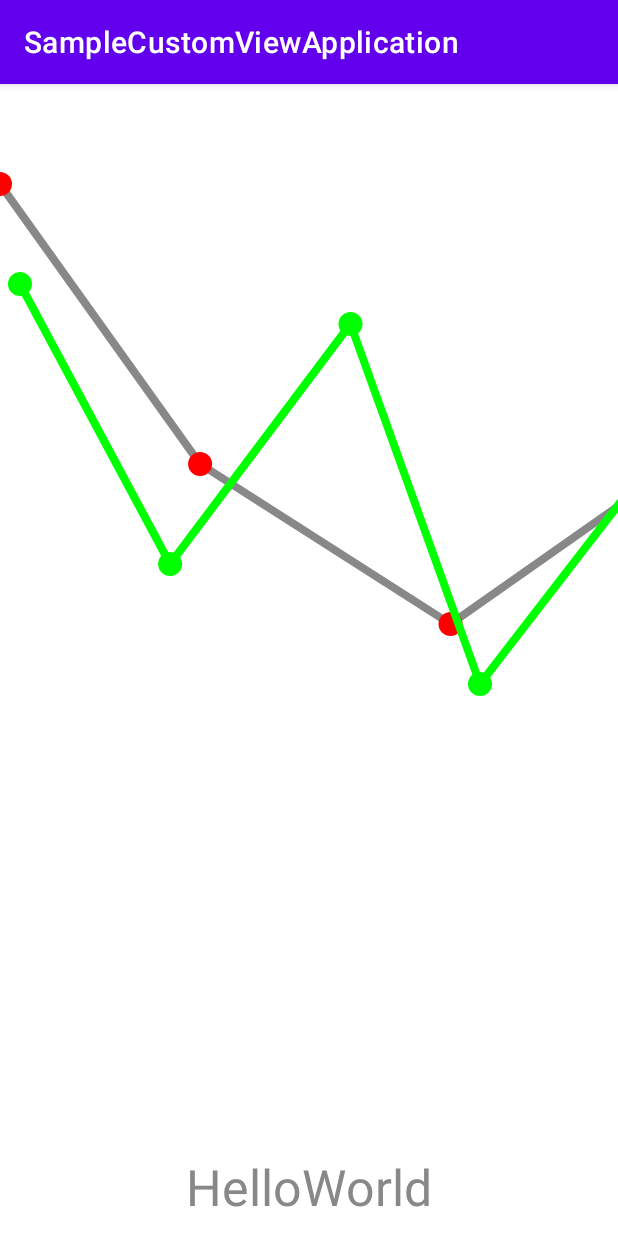
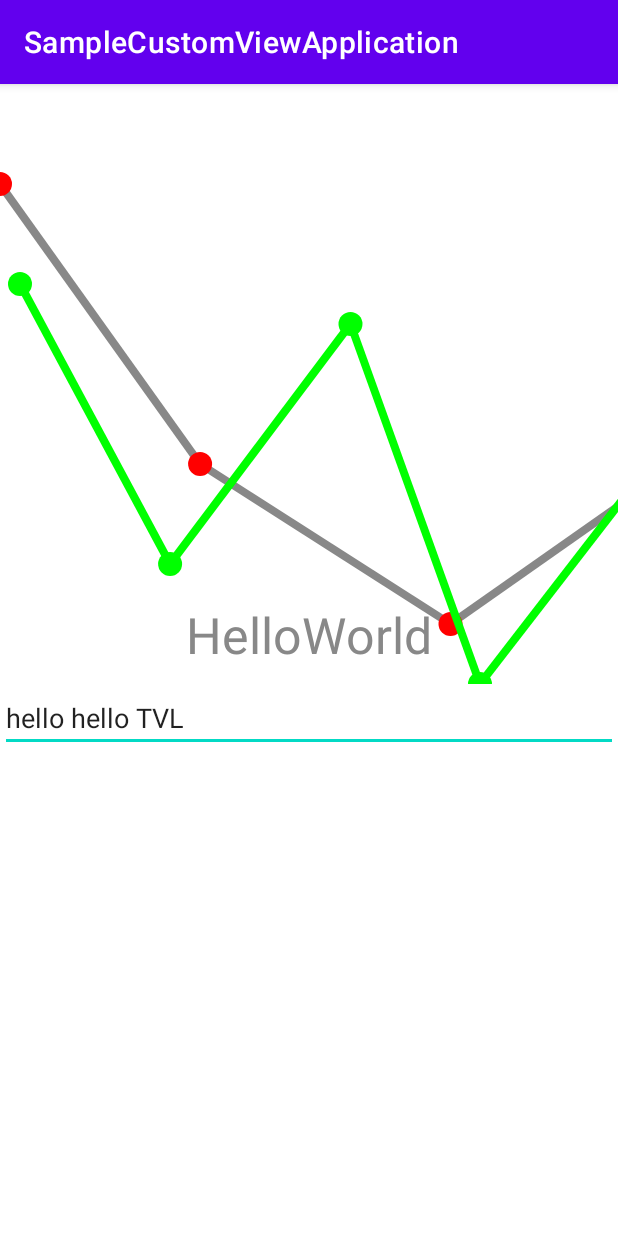
Before and after one commit to asifddlks/SampleCustomViewApplication, an Android app: the screen it shows after launch (CustomViewActivity), on a phone screen of 412 x 824 dp. Run offline under Robolectric (Android 15) with nearby library versions, the phone set to English and light mode, and no system bars.

Commit message:
adds CustomEditTextView.kt

```diff
--- /dev/null
+++ b/app/src/main/java/com/asifddlks/samplecustomviewapplication/CustomEditTextView.kt
@@ -0,0 +1,43 @@
+package com.asifddlks.samplecustomviewapplication
+
+import android.content.Context
+import android.graphics.Canvas
+import android.graphics.Color
+import android.graphics.Paint
+import android.graphics.drawable.Drawable
+import android.text.InputType
+import android.util.AttributeSet
+import android.view.View
+import android.widget.EditText
+
+//
+// Created by Asif Ahmed on 23/5/22.
+//
+class CustomEditTextView:androidx.appcompat.widget.AppCompatEditText {
+
+    constructor(context: Context, attrs: AttributeSet):super(context,attrs){
+        //paint.color = Color.BLUE
+    }
+
+    override fun setText(text: CharSequence?, type: BufferType?) {
+        super.setText("hello $text", type)
+
+
+    }
+
+    override fun setCompoundDrawablesWithIntrinsicBounds(
+        left: Drawable?,
+        top: Drawable?,
+        right: Drawable?,
+        bottom: Drawable?
+    ) {
+        super.setCompoundDrawablesWithIntrinsicBounds(left, top, right, bottom)
+
+
+
+        super.setInputType(InputType.TYPE_TEXT_VARIATION_PASSWORD)
+    }
+
+
+
+}
--- a/app/src/main/java/com/asifddlks/samplecustomviewapplication/CustomView.kt
+++ b/app/src/main/java/com/asifddlks/samplecustomviewapplication/CustomView.kt
@@ -6,6 +6,10 @@ import android.graphics.Color
 import android.graphics.Paint
 import android.util.AttributeSet
 import android.view.View
+import androidx.annotation.Px
+
+
+
 
 //
 // Created by Asif Ahmed on 23/5/22.
@@ -75,4 +79,8 @@ class CustomView:View {
             }
         }
     }
+
+    override fun setMinimumHeight(minHeight: Int) {
+        super.setMinimumHeight(200)
+    }
 }
--- a/app/src/main/java/com/asifddlks/samplecustomviewapplication/CustomViewActivity.kt
+++ b/app/src/main/java/com/asifddlks/samplecustomviewapplication/CustomViewActivity.kt
@@ -9,6 +9,9 @@ class CustomViewActivity : AppCompatActivity() {
         super.onCreate(savedInstanceState)
         setContentView(R.layout.activity_custom_view)
 
+        val customEditTextView = findViewById<CustomEditTextView>(R.id.customEditTextView)
+
+        customEditTextView.setText("hello TVL")
 
     }
 }
--- a/app/src/main/res/layout/activity_custom_view.xml
+++ b/app/src/main/res/layout/activity_custom_view.xml
@@ -7,11 +7,19 @@
     tools:context=".CustomViewActivity">
 
     <com.asifddlks.samplecustomviewapplication.CustomView
+        android:id="@+id/customView"
         android:layout_width="0dp"
-        android:layout_height="0dp"
-        app:layout_constraintBottom_toBottomOf="parent"
+        android:layout_height="400dp"
         app:layout_constraintEnd_toEndOf="parent"
         app:layout_constraintStart_toStartOf="parent"
         app:layout_constraintTop_toTopOf="parent" />
 
+    <com.asifddlks.samplecustomviewapplication.CustomEditTextView
+        android:id="@+id/customEditTextView"
+        android:layout_width="0dp"
+        android:layout_height="wrap_content"
+        app:layout_constraintEnd_toEndOf="parent"
+        app:layout_constraintStart_toStartOf="parent"
+        app:layout_constraintTop_toBottomOf="@+id/customView" />
+
 </androidx.constraintlayout.widget.ConstraintLayout>
```
